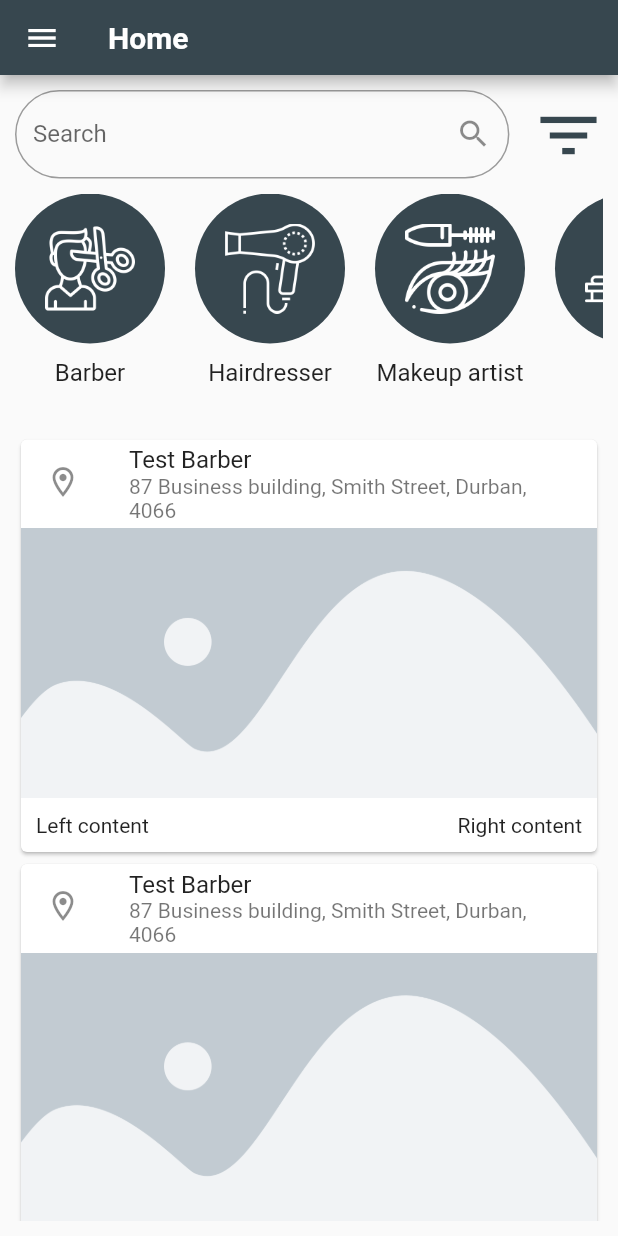
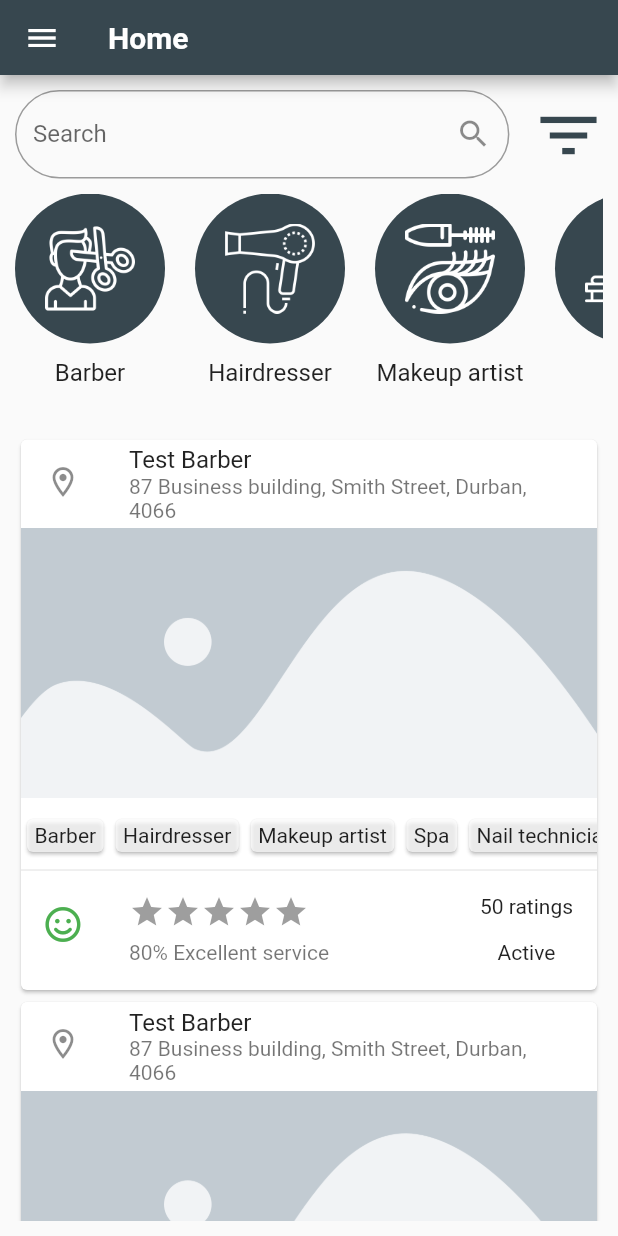
Before and after one commit to Groomzy-Softwares/frontend-app, a Flutter app: the HomeScreen screen opened by its route, on a phone screen of 412 x 824 dp. Run offline on Flutter 3.47's test engine with Material 2 defaults, Android fonts, the phone set to English and light mode, and no system bars; drawn by our look-alikes of flutter_rating_bar; our stand-ins replace auto_size_text, flutter_dotenv, font_awesome_flutter, graphql_flutter, shared_preferences; missing offline and left inert: jaguar_jwt; accounts and stored records are empty.

Commit message:
updated service widget with more information

```diff
--- a/lib/android/screens/home/home.dart
+++ b/lib/android/screens/home/home.dart
@@ -1,6 +1,6 @@
 import 'package:flutter/material.dart';
 
-import '../../widgets/horizontal_scroll/horizontal_scroll.dart';
+import '../../widgets/horizontal_scroll/category_labels.dart';
 import '../../widgets/search/search.dart';
 import '../../widgets/filters/filters.dart';
 import '../../widgets/service/service.dart';
@@ -24,7 +24,7 @@ class Home extends StatelessWidget {
               ],
             ),
           ),
-          HorizontalScroll(),
+          CategoryLabels(),
           AndroidService(),
           AndroidService(),
           AndroidService(),
--- a/lib/android/widgets/horizontal_scroll/horizontal_scroll.dart
+++ b/lib/android/widgets/horizontal_scroll/category_labels.dart
@@ -1,10 +1,10 @@
 import 'package:flutter/material.dart';
-import 'package:groomzy/common/constants/constants.dart';
 
 import '../category/category.dart';
+import '../../../common/constants/constants.dart';
 
-class HorizontalScroll extends StatelessWidget {
-  const HorizontalScroll({Key key}) : super(key: key);
+class CategoryLabels extends StatelessWidget {
+  const CategoryLabels({Key key}) : super(key: key);
 
   @override
   Widget build(BuildContext context) {
@@ -13,6 +13,7 @@ class HorizontalScroll extends StatelessWidget {
       {'imageAssetPath': HAIRDRESSER_IMAGE, 'category': HAIRDRESSER},
       {'imageAssetPath': MAKEUP_ARTIST_IMAGE, 'category': MAKEUP_ARTIST},
       {'imageAssetPath': SPA_IMAGE, 'category': SPA},
+      {'imageAssetPath': NAIL_TECHNICIAN_IMAGE, 'category': NAIL_TECHNICIAN},
     ];
     return Container(
       height: 160,
--- /dev/null
+++ b/lib/android/widgets/horizontal_scroll/labels.dart
@@ -0,0 +1,41 @@
+import 'package:flutter/material.dart';
+
+import '../../../common/constants/constants.dart';
+
+class Labels extends StatelessWidget {
+  const Labels({Key key}) : super(key: key);
+
+  @override
+  Widget build(BuildContext context) {
+    const categories = [
+      {'category': BARBER},
+      {'category': HAIRDRESSER},
+      {'category': MAKEUP_ARTIST},
+      {'category': SPA},
+      {'category': NAIL_TECHNICIAN},
+    ];
+    return Container(
+      height: 30.0,
+      margin: EdgeInsets.only(top: 10.0),
+      child: ListView(
+        scrollDirection: Axis.horizontal,
+        shrinkWrap: true,
+        children: categories
+            .map(
+              (category) => Container(
+                child: Card(
+                  color: Colors.white70,
+                  child: Container(
+                    padding: EdgeInsets.only(left: 5, right: 5, top: 3, bottom: 3,),
+                    child: Text(
+                      category['category'],
+                    ),
+                  ),
+                ),
+              ),
+            )
+            .toList(),
+      ),
+    );
+  }
+}
--- a/lib/android/widgets/service/service.dart
+++ b/lib/android/widgets/service/service.dart
@@ -1,7 +1,10 @@
 import 'dart:async';
 
 import 'package:flutter/material.dart';
+import 'package:flutter_rating_bar/flutter_rating_bar.dart';
+import 'package:font_awesome_flutter/font_awesome_flutter.dart';
 
+import '../../widgets/horizontal_scroll/labels.dart';
 import '../../../common/constants/constants.dart';
 
 class AndroidService extends StatelessWidget {
@@ -41,12 +44,16 @@ class AndroidService extends StatelessWidget {
                 const ListTile(
                   leading: Icon(Icons.location_on_outlined),
                   title: Text('Test Barber'),
-                  subtitle: Text('87 Business building, Smith Street, Durban, 4066'),
+                  subtitle:
+                      Text('87 Business building, Smith Street, Durban, 4066'),
                 ),
                 Container(
                   height: 180,
                   width: double.infinity,
-                  child: Image.asset(PLACEHOLDER_IMAGE, fit: BoxFit.cover,),
+                  child: Image.asset(
+                    PLACEHOLDER_IMAGE,
+                    fit: BoxFit.cover,
+                  ),
                   // child: FutureBuilder<Widget>(
                   //   future: getImage(),
                   //   builder: (context, snapshot) {
@@ -58,17 +65,44 @@ class AndroidService extends StatelessWidget {
                   //   },
                   // ),
                 ),
-                Row(
+                Column(
                   mainAxisAlignment: MainAxisAlignment.spaceBetween,
                   children: [
                     Container(
-                      margin: EdgeInsets.all(10),
-                      child: Text('Left content'),
+                      child: Labels(),
                     ),
+                    Divider(),
                     Container(
-                      margin: EdgeInsets.all(10),
-                      child: Text('Right content'),
-                    )
+                      child: ListTile(
+                        leading: Icon(
+                          FontAwesomeIcons.smile,
+                          color: Colors.green,
+                        ),
+                        title: RatingBar.builder(
+                          initialRating: 0,
+                          minRating: 0,
+                          direction: Axis.horizontal,
+                          allowHalfRating: true,
+                          itemCount: 5,
+                          itemSize: 24,
+                          itemBuilder: (context, _) => Icon(
+                            Icons.star,
+                            color: Theme.of(context).primaryColor,
+                          ),
+                          onRatingUpdate: (rating) {
+                            print(rating);
+                          },
+                        ),
+                        subtitle: Text('80% Excellent service'),
+                        trailing: Column(
+                          children: [
+                          Text('50 ratings'),
+                            SizedBox(height: 15.0,),
+                            Text('Active'),
+                          ],
+                        ),
+                      ),
+                    ),
                   ],
                 )
               ],
--- a/pubspec.yaml
+++ b/pubspec.yaml
@@ -29,6 +29,7 @@ dependencies:
   auto_size_text: ^2.1.0
   url_launcher: ^6.0.4
   font_awesome_flutter: ^9.0.0
+  flutter_rating_bar: ^4.0.0
   flutter:
     sdk: flutter
 
```
Also changed, not shown: pubspec.lock.
